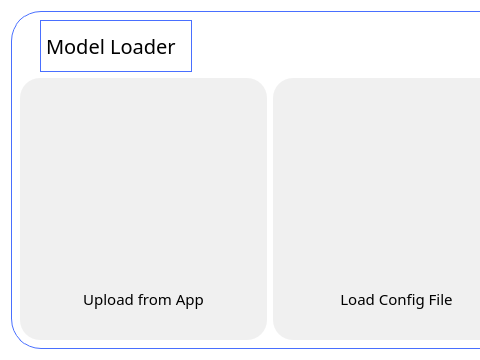
Old version of the form src/ModelLoaderDialog.ui in the repository thinkexist1989/rocos-viz; both pictures show x 0 to 480 and y 0 to 360 of the 793 by 360 pixel window.
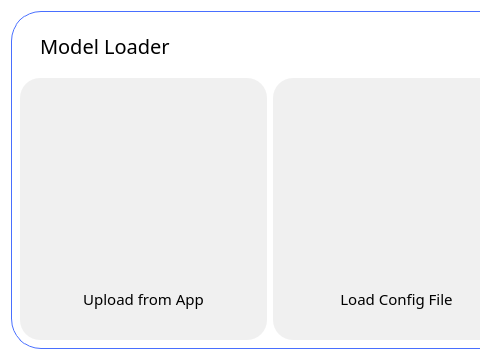
New version of the form. Icons and pictures are not drawn.

Diff of the .ui file:
```diff
--- a/src/ModelLoaderDialog.ui
+++ b/src/ModelLoaderDialog.ui
@@ -38,7 +38,7 @@
    <item row="0" column="0">
     <widget class="QWidget" name="widget" native="true">
      <property name="styleSheet">
-      <string notr="true">QWidget {
+      <string notr="true">.QWidget {
 	font: 11pt &quot;Alibaba PuHuiTi 3.0&quot;;
    background-color: white;
    border-radius: 30px;
```
